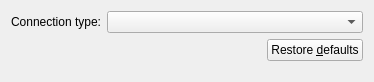
Before: the Qt Designer form src/Plugins/Connect/MSFSSimConnectPlugin/src/MSFSSimConnectOptionWidget.ui in till213/SkyDolly, drawn with Qt 5.
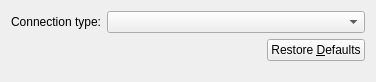
After: the same form once the commit is applied.

Commit message:
Set button texts in Title Case
- E.g. "Restore Defaults"

The edit to the form file:
```diff
--- a/src/Plugins/Connect/MSFSSimConnectPlugin/src/MSFSSimConnectOptionWidget.ui
+++ b/src/Plugins/Connect/MSFSSimConnectPlugin/src/MSFSSimConnectOptionWidget.ui
@@ -46,7 +46,7 @@
      <item>
       <widget class="QPushButton" name="restoreDefaultsPushButton">
        <property name="text">
-        <string>Restore &amp;defaults</string>
+        <string>Restore &amp;Defaults</string>
        </property>
       </widget>
      </item>
```
The commit also changes 1 other file.
